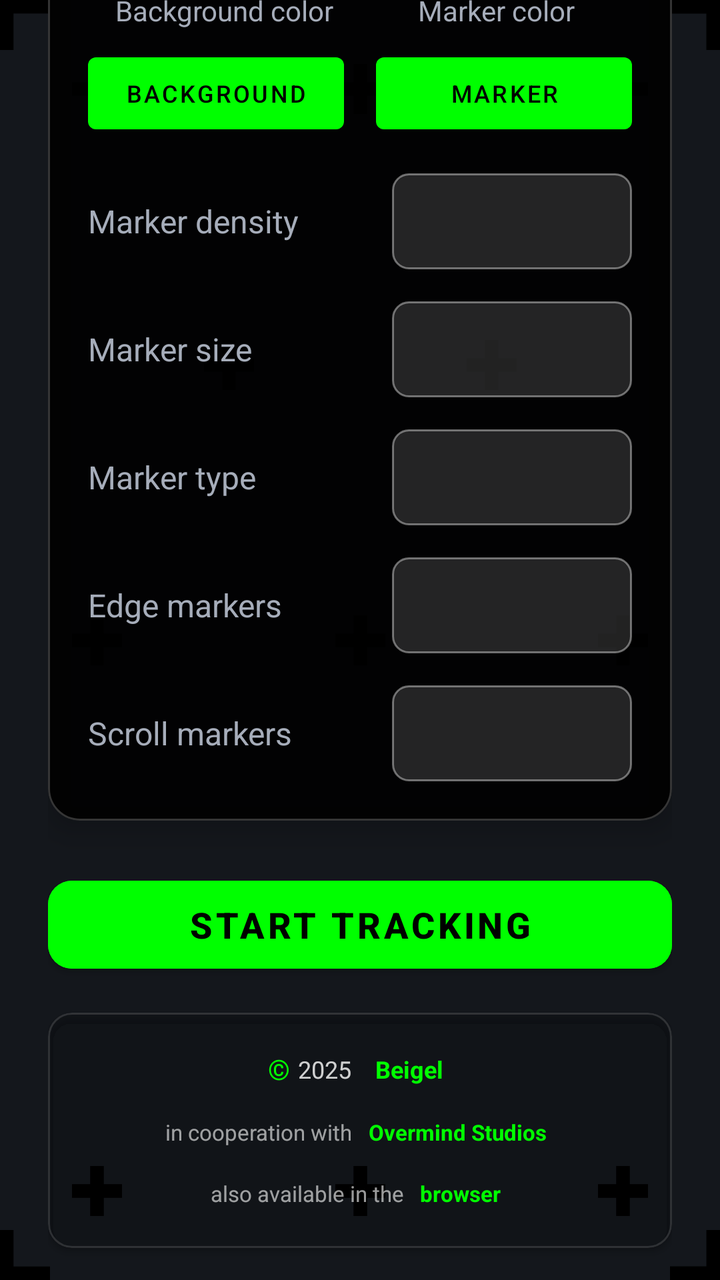
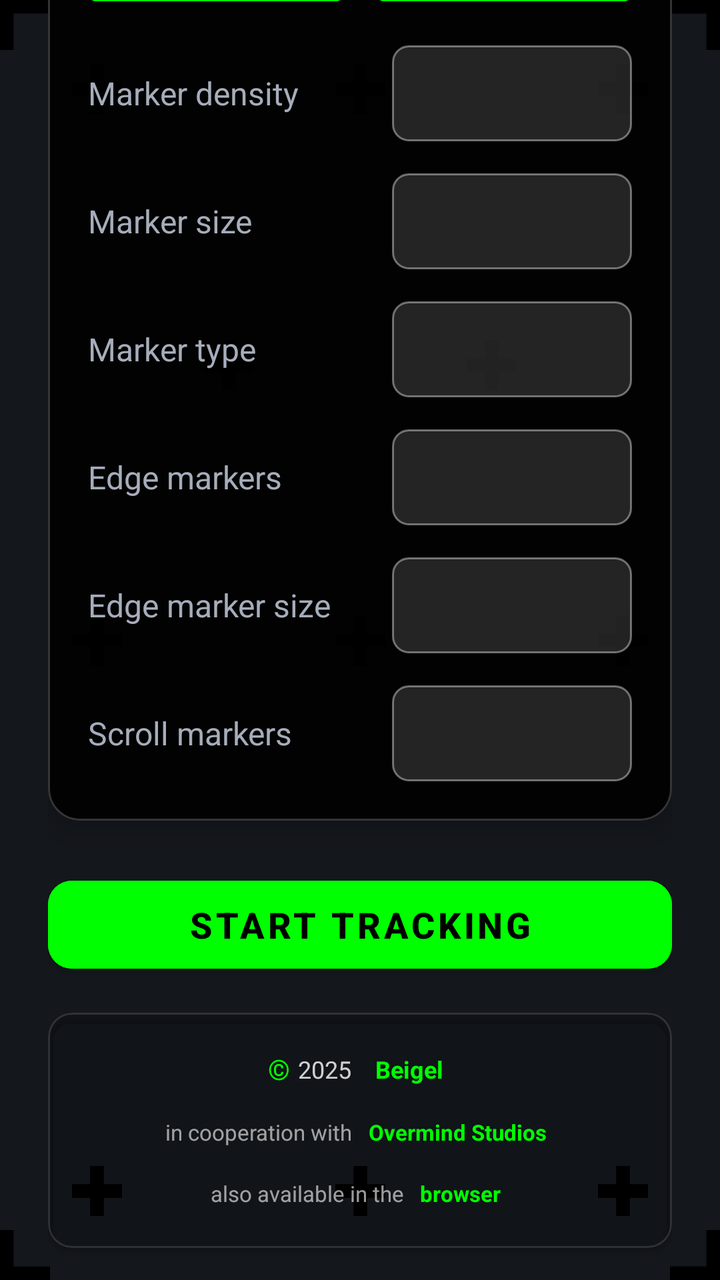

An Android layout rendered at two revisions. The XML below is the earlier revision; the diff shows what the commit changed to produce the second picture.
<!-- AndroidManifest.xml: application theme Theme.Screentrackr -->
<!-- res/layout/activity_main.xml -->
<?xml version="1.0" encoding="utf-8"?>
<androidx.constraintlayout.widget.ConstraintLayout xmlns:android="http://schemas.android.com/apk/res/android"
    xmlns:app="http://schemas.android.com/apk/res-auto"
    xmlns:tools="http://schemas.android.com/tools"
    android:layout_width="match_parent"
    android:layout_height="match_parent"
    tools:context=".MainActivity">

    
    <include
        layout="@layout/activity_trackingscreen"
        android:layout_width="0dp"
        android:layout_height="0dp"
        app:layout_constraintBottom_toBottomOf="parent"
        app:layout_constraintEnd_toEndOf="parent"
        app:layout_constraintStart_toStartOf="parent"
        app:layout_constraintTop_toTopOf="parent" />

    
    <View
        android:layout_width="match_parent"
        android:layout_height="match_parent"
        android:background="@drawable/gradient_overlay"
        app:layout_constraintBottom_toBottomOf="parent"
        app:layout_constraintEnd_toEndOf="parent"
        app:layout_constraintStart_toStartOf="parent"
        app:layout_constraintTop_toTopOf="parent" />

    
    <androidx.constraintlayout.widget.ConstraintLayout
        android:layout_width="0dp"
        android:layout_height="wrap_content"
        android:layout_marginHorizontal="24dp"
        android:maxWidth="400dp"
        app:layout_constraintBottom_toBottomOf="parent"
        app:layout_constraintEnd_toEndOf="parent"
        app:layout_constraintStart_toStartOf="parent"
        app:layout_constraintTop_toTopOf="parent"
        app:layout_constraintWidth_max="400dp">

        
        <ImageView
            android:id="@+id/imageView"
            android:layout_width="0dp"
            android:layout_height="48dp"
            android:layout_marginBottom="32dp"
            android:contentDescription="@string/content_description_logo"
            android:scaleType="fitCenter"
            app:layout_constraintBottom_toTopOf="@+id/settings_card"
            app:layout_constraintEnd_toEndOf="parent"
            app:layout_constraintStart_toStartOf="parent"
            app:srcCompat="@drawable/inapplogo" />

        
        <com.google.android.material.card.MaterialCardView
            android:id="@+id/settings_card"
            android:layout_width="0dp"
            android:layout_height="wrap_content"
            android:layout_marginBottom="24dp"
            app:cardBackgroundColor="#E6000000"
            app:cardCornerRadius="16dp"
            app:cardElevation="8dp"
            app:layout_constraintBottom_toTopOf="@+id/button_start"
            app:layout_constraintEnd_toEndOf="parent"
            app:layout_constraintStart_toStartOf="parent"
            app:strokeColor="#33FFFFFF"
            app:strokeWidth="1dp">

            <LinearLayout
                android:layout_width="match_parent"
                android:layout_height="wrap_content"
                android:orientation="vertical"
                android:padding="20dp">

                
                <TextView
                    android:layout_width="match_parent"
                    android:layout_height="wrap_content"
                    android:layout_marginBottom="20dp"
                    android:gravity="center"
                    android:text="@string/settings_title"
                    android:textColor="@color/primary"
                    android:textSize="20sp"
                    android:textStyle="bold" />

                
                <LinearLayout
                    android:layout_width="match_parent"
                    android:layout_height="wrap_content"
                    android:layout_marginBottom="16dp"
                    android:orientation="horizontal">

                    <LinearLayout
                        android:layout_width="0dp"
                        android:layout_height="wrap_content"
                        android:layout_weight="1"
                        android:orientation="vertical">

                        <TextView
                            android:layout_width="match_parent"
                            android:layout_height="wrap_content"
                            android:layout_marginBottom="8dp"
                            android:gravity="center"
                            android:text="@string/value_background_color"
                            android:textColor="@color/text_light"
                            android:textSize="14sp" />

                        <Button
                            android:id="@+id/buttonBackgroundColor"
                            android:layout_width="match_parent"
                            android:layout_height="48dp"
                            android:layout_marginEnd="8dp"
                            android:text="@string/button_background"
                            android:textSize="12sp" />
                    </LinearLayout>

                    <LinearLayout
                        android:layout_width="0dp"
                        android:layout_height="wrap_content"
                        android:layout_weight="1"
                        android:orientation="vertical">

                        <TextView
                            android:layout_width="match_parent"
                            android:layout_height="wrap_content"
                            android:layout_marginBottom="8dp"
                            android:gravity="center"
                            android:text="@string/value_marker_color"
                            android:textColor="@color/text_light"
                            android:textSize="14sp" />

                        <Button
                            android:id="@+id/buttonMarkerColor"
                            android:layout_width="match_parent"
                            android:layout_height="48dp"
                            android:layout_marginStart="8dp"
                            android:text="@string/button_marker"
                            android:textSize="12sp" />
                    </LinearLayout>
                </LinearLayout>

                
                <LinearLayout
                    android:layout_width="match_parent"
                    android:layout_height="wrap_content"
                    android:layout_marginBottom="16dp"
                    android:gravity="center_vertical"
                    android:orientation="horizontal">

                    <TextView
                        android:layout_width="0dp"
                        android:layout_height="wrap_content"
                        android:layout_weight="1"
                        android:text="@string/value_marker_density"
                        android:textColor="@color/text_light"
                        android:textSize="16sp" />

                    <Spinner
                        android:id="@+id/spinner_marker_density"
                        android:layout_width="120dp"
                        android:layout_height="48dp"
                        android:background="@drawable/spinner_background"
                        android:popupBackground="@color/background" />
                </LinearLayout>

                
                <LinearLayout
                    android:layout_width="match_parent"
                    android:layout_height="wrap_content"
                    android:layout_marginBottom="16dp"
                    android:gravity="center_vertical"
                    android:orientation="horizontal">

                    <TextView
                        android:layout_width="0dp"
                        android:layout_height="wrap_content"
                        android:layout_weight="1"
                        android:text="@string/value_marker_size"
                        android:textColor="@color/text_light"
                        android:textSize="16sp" />

                    <Spinner
                        android:id="@+id/spinner_marker_size"
                        android:layout_width="120dp"
                        android:layout_height="48dp"
                        android:background="@drawable/spinner_background"
                        android:popupBackground="@color/background" />
                </LinearLayout>

                
                <LinearLayout
                    android:layout_width="match_parent"
                    android:layout_height="wrap_content"
                    android:layout_marginBottom="16dp"
                    android:gravity="center_vertical"
                    android:orientation="horizontal">

                    <TextView
                        android:layout_width="0dp"
                        android:layout_height="wrap_content"
                        android:layout_weight="1"
                        android:text="@string/value_marker_type"
                        android:textColor="@color/text_light"
                        android:textSize="16sp" />

                    <Spinner
                        android:id="@+id/spinner_marker_type"
                        android:layout_width="120dp"
                        android:layout_height="48dp"
                        android:background="@drawable/spinner_background"
                        android:popupBackground="@color/background" />
                </LinearLayout>

                
                <LinearLayout
                    android:layout_width="match_parent"
                    android:layout_height="wrap_content"
                    android:layout_marginBottom="16dp"
                    android:gravity="center_vertical"
                    android:orientation="horizontal">

                    <TextView
                        android:layout_width="0dp"
                        android:layout_height="wrap_content"
                        android:layout_weight="1"
                        android:text="@string/value_edge_marker"
                        android:textColor="@color/text_light"
                        android:textSize="16sp" />

                    <Spinner
                        android:id="@+id/spinner_edge_marker"
                        android:layout_width="120dp"
                        android:layout_height="48dp"
                        android:background="@drawable/spinner_background"
                        android:popupBackground="@color/background" />
                </LinearLayout>

                
                <LinearLayout
                    android:layout_width="match_parent"
                    android:layout_height="wrap_content"
                    android:gravity="center_vertical"
                    android:orientation="horizontal">

                    <TextView
                        android:layout_width="0dp"
                        android:layout_height="wrap_content"
                        android:layout_weight="1"
                        android:text="@string/value_scroll_marker"
                        android:textColor="@color/text_light"
                        android:textSize="16sp" />

                    <Spinner
                        android:id="@+id/spinner_scroll_marker"
                        android:layout_width="120dp"
                        android:layout_height="48dp"
                        android:background="@drawable/spinner_background"
                        android:popupBackground="@color/background" />
                </LinearLayout>

            </LinearLayout>
        </com.google.android.material.card.MaterialCardView>

        
        <Button
            android:id="@+id/button_start"
            android:layout_width="0dp"
            android:layout_height="56dp"
            android:layout_marginBottom="16dp"
            android:backgroundTint="@color/primary"
            android:text="@string/button_text_start"
            android:textColor="@color/black"
            android:textSize="18sp"
            android:textStyle="bold"
            app:cornerRadius="12dp"
            app:layout_constraintBottom_toTopOf="@+id/footer_card"
            app:layout_constraintEnd_toEndOf="parent"
            app:layout_constraintStart_toStartOf="parent" />

        
        <com.google.android.material.card.MaterialCardView
            android:id="@+id/footer_card"
            android:layout_width="0dp"
            android:layout_height="wrap_content"
            android:layout_marginBottom="16dp"
            app:cardBackgroundColor="#1A000000"
            app:cardCornerRadius="12dp"
            app:cardElevation="2dp"
            app:layout_constraintBottom_toBottomOf="parent"
            app:layout_constraintEnd_toEndOf="parent"
            app:layout_constraintStart_toStartOf="parent"
            app:strokeColor="#22FFFFFF"
            app:strokeWidth="1dp">

            <LinearLayout
                android:layout_width="match_parent"
                android:layout_height="wrap_content"
                android:orientation="vertical"
                android:padding="16dp">

                
                <LinearLayout
                    android:layout_width="match_parent"
                    android:layout_height="wrap_content"
                    android:gravity="center"
                    android:orientation="horizontal"
                    android:layout_marginBottom="8dp">

                    
                    <TextView
                        android:layout_width="wrap_content"
                        android:layout_height="wrap_content"
                        android:text="©"
                        android:textColor="@color/primary"
                        android:textSize="14sp"
                        android:textStyle="bold"
                        android:layout_marginEnd="4dp" />

                    <TextView
                        android:layout_width="wrap_content"
                        android:layout_height="wrap_content"
                        android:text="2025"
                        android:textColor="#CCFFFFFF"
                        android:textSize="12sp"
                        android:layout_marginEnd="8dp" />

                    <TextView
                        android:id="@+id/footer_beigel_link"
                        android:layout_width="wrap_content"
                        android:layout_height="wrap_content"
                        android:text="@string/footer_beigel"
                        android:textColor="@color/primary"
                        android:textSize="12sp"
                        android:textStyle="bold"
                        android:background="?android:attr/selectableItemBackground"
                        android:padding="4dp" />
                </LinearLayout>

                
                <LinearLayout
                    android:layout_width="match_parent"
                    android:layout_height="wrap_content"
                    android:gravity="center"
                    android:orientation="horizontal"
                    android:layout_marginBottom="8dp">

                    <TextView
                        android:layout_width="wrap_content"
                        android:layout_height="wrap_content"
                        android:text="@string/footer_collaboration_text"
                        android:textColor="#99FFFFFF"
                        android:textSize="11sp"
                        android:layout_marginEnd="4dp" />

                    <TextView
                        android:id="@+id/footer_overmind_link"
                        android:layout_width="wrap_content"
                        android:layout_height="wrap_content"
                        android:text="@string/footer_overmind"
                        android:textColor="@color/primary"
                        android:textSize="11sp"
                        android:textStyle="bold"
                        android:background="?android:attr/selectableItemBackground"
                        android:padding="4dp" />
                </LinearLayout>

                
                <LinearLayout
                    android:layout_width="match_parent"
                    android:layout_height="wrap_content"
                    android:gravity="center"
                    android:orientation="horizontal">

                    <TextView
                        android:layout_width="wrap_content"
                        android:layout_height="wrap_content"
                        android:text="@string/footer_browser_text"
                        android:textColor="#99FFFFFF"
                        android:textSize="11sp"
                        android:layout_marginEnd="4dp" />

                    <TextView
                        android:id="@+id/footer_browser_link"
                        android:layout_width="wrap_content"
                        android:layout_height="wrap_content"
                        android:text="@string/footer_browser_link"
                        android:textColor="@color/primary"
                        android:textSize="11sp"
                        android:textStyle="bold"
                        android:background="?android:attr/selectableItemBackground"
                        android:padding="4dp" />
                </LinearLayout>




            </LinearLayout>
        </com.google.android.material.card.MaterialCardView>

    </androidx.constraintlayout.widget.ConstraintLayout>

</androidx.constraintlayout.widget.ConstraintLayout>
<!-- res/layout/activity_trackingscreen.xml (included above) -->
<?xml version="1.0" encoding="utf-8"?>
<androidx.constraintlayout.widget.ConstraintLayout xmlns:android="http://schemas.android.com/apk/res/android"
    xmlns:app="http://schemas.android.com/apk/res-auto"
    xmlns:tools="http://schemas.android.com/tools"
    android:id="@+id/trackingBackground"
    android:layout_width="match_parent"
    android:layout_height="match_parent"
    android:foregroundTint="#BC3333"
    tools:context=".Trackingscreen">

    
    <androidx.constraintlayout.widget.ConstraintLayout
        android:id="@+id/mainTrackingLayer"
        android:layout_width="match_parent"
        android:layout_height="match_parent"
        app:layout_constraintBottom_toBottomOf="parent"
        app:layout_constraintEnd_toEndOf="parent"
        app:layout_constraintStart_toStartOf="parent"
        app:layout_constraintTop_toTopOf="parent">

        
        <ImageView
            android:id="@+id/trackingPoint_E_1"
            android:layout_width="25dp"
            android:layout_height="25dp"
            app:layout_constraintBottom_toBottomOf="parent"
            app:layout_constraintEnd_toEndOf="parent"
            app:srcCompat="@drawable/ic_marker_cross_edge"
            tools:ignore="ImageContrastCheck"/>
        <ImageView
            android:id="@+id/trackingPoint_E_2"
            android:layout_width="25dp"
            android:layout_height="25dp"
            android:rotation="90"
            app:layout_constraintBottom_toBottomOf="parent"
            app:layout_constraintStart_toStartOf="parent"
            app:srcCompat="@drawable/ic_marker_cross_edge"
            tools:ignore="ImageContrastCheck"/>
        <ImageView
            android:id="@+id/trackingPoint_E_3"
            android:layout_width="25dp"
            android:layout_height="25dp"
            app:layout_constraintStart_toStartOf="parent"
            app:layout_constraintTop_toTopOf="parent"
            android:rotation="180"
            app:srcCompat="@drawable/ic_marker_cross_edge"
            tools:ignore="ImageContrastCheck"/>
        <ImageView
            android:id="@+id/trackingPoint_E_4"
            android:layout_width="25dp"
            android:layout_height="25dp"
            android:rotation="270"
            app:layout_constraintEnd_toEndOf="parent"
            app:layout_constraintTop_toTopOf="parent"
            app:srcCompat="@drawable/ic_marker_cross_edge"
            tools:ignore="ImageContrastCheck" />

        
        <ImageView
            android:id="@+id/trackingPoint_1_4"
            android:layout_width="25dp"
            android:layout_height="25dp"
            app:layout_constraintBottom_toTopOf="@+id/guideline_bottom_hor"
            app:layout_constraintEnd_toStartOf="@+id/guideline_right_ver"
            app:srcCompat="@drawable/ic_marker_cross"
            tools:ignore="ImageContrastCheck" />

        <ImageView
            android:id="@+id/trackingPoint_1_3"
            android:layout_width="25dp"
            android:layout_height="25dp"
            app:layout_constraintBottom_toTopOf="@+id/guideline_bottom_hor"
            app:layout_constraintStart_toEndOf="@+id/guideline_left_ver"
            app:srcCompat="@drawable/ic_marker_cross"
            tools:ignore="ImageContrastCheck" />

        <ImageView
            android:id="@+id/trackingPoint_1_2"
            android:layout_width="25dp"
            android:layout_height="25dp"
            app:layout_constraintEnd_toStartOf="@id/guideline_right_ver"
            app:layout_constraintTop_toBottomOf="@id/guideline_top_hor"
            app:srcCompat="@drawable/ic_marker_cross"
            tools:ignore="ImageContrastCheck" />

        <ImageView
            android:id="@+id/trackingPoint_1_1"
            android:layout_width="25dp"
            android:layout_height="25dp"
            app:layout_constraintStart_toEndOf="@id/guideline_left_ver"
            app:layout_constraintTop_toBottomOf="@id/guideline_top_hor"
            app:srcCompat="@drawable/ic_marker_cross"
            tools:ignore="ImageContrastCheck" />

        <ImageView
            android:id="@+id/trackingPoint_1_5"
            android:layout_width="25dp"
            android:layout_height="25dp"
            app:layout_constraintBottom_toBottomOf="parent"
            app:layout_constraintEnd_toEndOf="parent"
            app:layout_constraintStart_toStartOf="parent"
            app:layout_constraintTop_toTopOf="parent"
            app:srcCompat="@drawable/ic_marker_cross"
            tools:ignore="ImageContrastCheck" />

        
        <androidx.constraintlayout.widget.Guideline
            android:id="@+id/guideline_mid_ver"
            android:layout_width="wrap_content"
            android:layout_height="wrap_content"
            android:orientation="vertical"
            app:layout_constraintGuide_percent="0.5" />

        <androidx.constraintlayout.widget.Guideline
            android:id="@+id/guideline_mid_hor"
            android:layout_width="wrap_content"
            android:layout_height="wrap_content"
            android:orientation="horizontal"
            app:layout_constraintGuide_percent="0.5" />

        <androidx.constraintlayout.widget.Guideline
            android:id="@+id/guideline_left_ver"
            android:layout_width="wrap_content"
            android:layout_height="wrap_content"
            android:orientation="vertical"
            app:layout_constraintGuide_percent="0.10" />

        <androidx.constraintlayout.widget.Guideline
            android:id="@+id/guideline_right_ver"
            android:layout_width="wrap_content"
            android:layout_height="wrap_content"
            android:orientation="vertical"
            app:layout_constraintGuide_percent="0.90" />

        <androidx.constraintlayout.widget.Guideline
            android:id="@+id/guideline_top_hor"
            android:layout_width="wrap_content"
            android:layout_height="wrap_content"
            android:orientation="horizontal"
            app:layout_constraintGuide_percent="0.05" />

        <androidx.constraintlayout.widget.Guideline
            android:id="@+id/guideline_bottom_hor"
            android:layout_width="wrap_content"
            android:layout_height="wrap_content"
            android:orientation="horizontal"
            app:layout_constraintGuide_percent="0.95" />

        
        <ImageView
            android:id="@+id/trackingPoint_2_3"
            android:layout_width="25dp"
            android:layout_height="25dp"
            app:layout_constraintBottom_toTopOf="@id/guideline_bottom_hor"
            app:layout_constraintEnd_toStartOf="@+id/guideline_right_ver"
            app:layout_constraintStart_toStartOf="@+id/guideline_left_ver"
            app:srcCompat="@drawable/ic_marker_cross"
            tools:ignore="ImageContrastCheck" />

        <ImageView
            android:id="@+id/trackingPoint_2_1"
            android:layout_width="25dp"
            android:layout_height="25dp"
            app:layout_constraintEnd_toStartOf="@+id/guideline_right_ver"
            app:layout_constraintStart_toStartOf="@+id/guideline_left_ver"
            app:layout_constraintTop_toBottomOf="@id/guideline_top_hor"
            app:srcCompat="@drawable/ic_marker_cross"
            tools:ignore="ImageContrastCheck" />

        <ImageView
            android:id="@+id/trackingPoint_2_2"
            android:layout_width="25dp"
            android:layout_height="25dp"
            app:layout_constraintBottom_toTopOf="@+id/guideline_bottom_hor"
            app:layout_constraintEnd_toStartOf="@+id/guideline_right_ver"
            app:layout_constraintTop_toTopOf="@id/guideline_top_hor"
            app:srcCompat="@drawable/ic_marker_cross"
            tools:ignore="ImageContrastCheck" />

        <ImageView
            android:id="@+id/trackingPoint_2_4"
            android:layout_width="25dp"
            android:layout_height="25dp"
            app:layout_constraintBottom_toTopOf="@+id/guideline_bottom_hor"
            app:layout_constraintStart_toEndOf="@id/guideline_left_ver"
            app:layout_constraintTop_toTopOf="@id/guideline_top_hor"
            app:srcCompat="@drawable/ic_marker_cross"
            tools:ignore="ImageContrastCheck" />

        <ImageView
            android:id="@+id/trackingPoint_3_3"
            android:layout_width="25dp"
            android:layout_height="25dp"
            app:layout_constraintBottom_toTopOf="@+id/guideline_bottom_hor"
            app:layout_constraintEnd_toStartOf="@+id/guideline_right_ver"
            app:layout_constraintStart_toStartOf="@+id/trackingPoint_1_5"
            app:layout_constraintTop_toTopOf="@+id/trackingPoint_1_5"
            app:srcCompat="@drawable/ic_marker_cross"
            tools:ignore="ImageContrastCheck" />

        <ImageView
            android:id="@+id/trackingPoint_3_2"
            android:layout_width="25dp"
            android:layout_height="25dp"
            app:layout_constraintBottom_toBottomOf="@+id/trackingPoint_1_5"
            app:layout_constraintEnd_toStartOf="@+id/guideline_right_ver"
            app:layout_constraintStart_toStartOf="@+id/trackingPoint_1_5"
            app:layout_constraintTop_toTopOf="@+id/guideline_top_hor"
            app:srcCompat="@drawable/ic_marker_cross"
            tools:ignore="ImageContrastCheck" />

        <ImageView
            android:id="@+id/trackingPoint_3_4"
            android:layout_width="25dp"
            android:layout_height="25dp"
            app:layout_constraintBottom_toTopOf="@+id/guideline_bottom_hor"
            app:layout_constraintEnd_toEndOf="@+id/trackingPoint_1_5"
            app:layout_constraintStart_toStartOf="@+id/guideline_left_ver"
            app:layout_constraintTop_toTopOf="@+id/trackingPoint_1_5"
            app:srcCompat="@drawable/ic_marker_cross"
            tools:ignore="ImageContrastCheck" />

        <ImageView
            android:id="@+id/trackingPoint_3_1"
            android:layout_width="25dp"
            android:layout_height="25dp"
            app:layout_constraintBottom_toBottomOf="@+id/trackingPoint_1_5"
            app:layout_constraintEnd_toEndOf="@+id/trackingPoint_1_5"
            app:layout_constraintStart_toStartOf="@+id/guideline_left_ver"
            app:layout_constraintTop_toTopOf="@+id/guideline_top_hor"
            app:srcCompat="@drawable/ic_marker_cross"
            tools:ignore="ImageContrastCheck" />

    </androidx.constraintlayout.widget.ConstraintLayout>

    
    <androidx.constraintlayout.widget.ConstraintLayout
        android:id="@+id/scrollMarkerLayer"
        android:layout_width="match_parent"
        android:layout_height="match_parent"
        android:elevation="10dp"
        app:layout_constraintBottom_toBottomOf="parent"
        app:layout_constraintEnd_toEndOf="parent"
        app:layout_constraintStart_toStartOf="parent"
        app:layout_constraintTop_toTopOf="parent">

        

    </androidx.constraintlayout.widget.ConstraintLayout>

</androidx.constraintlayout.widget.ConstraintLayout>
<!-- resources referenced by this layout -->
<resources>
  <color name="background">#2A303C</color>
  <color name="black">#FF000000</color>
  <color name="primary">#00FF00</color>
  <color name="text_light">#a6adba</color>
  <!-- drawable gradient_overlay (drawable) -->
  <?xml version="1.0" encoding="utf-8"?>
  <shape xmlns:android="http://schemas.android.com/apk/res/android"
      android:shape="rectangle">
      <gradient
          android:type="radial"
          android:centerX="0.5"
          android:centerY="0.5"
          android:gradientRadius="1.2"
          android:startColor="#CC000000"
          android:centerColor="#AA000000"
          android:endColor="#88000000" />
  </shape>
  <!-- drawable ic_marker_cross (drawable) -->
  <vector xmlns:android="http://schemas.android.com/apk/res/android"
      android:width="256dp"
      android:height="256dp"
      android:viewportWidth="256"
      android:viewportHeight="256">
    <path
        android:fillColor="#FF000000"
        android:pathData="M162.91,93.09L162.91,0L93.09,0L93.09,93.09L0,93.09L0,162.91L93.09,162.91L93.09,256L162.91,256L162.91,162.91L256,162.91L256,93.09L162.91,93.09Z"/>
  </vector>
  <!-- drawable ic_marker_cross_edge (drawable) -->
  <vector xmlns:android="http://schemas.android.com/apk/res/android"
      android:width="256dp"
      android:height="256dp"
      android:viewportWidth="128"
      android:viewportHeight="128">
    <path
        android:fillColor="#FF000000"
        android:pathData="M162.91,93.09L162.91,0L93.09,0L93.09,93.09L0,93.09L0,162.91L93.09,162.91L93.09,256L162.91,256L162.91,162.91L256,162.91L256,93.09L162.91,93.09Z"/>
  </vector>
  <string name="button_background">Background</string>
  <string name="button_marker">Marker</string>
  <string name="button_text_start">Start Tracking</string>
  <string name="content_description_logo">Screentrackr Logo</string>
  <string name="footer_beigel">Beigel</string>
  <string name="footer_browser_link">browser</string>
  <string name="footer_browser_text">also available in the</string>
  <string name="footer_collaboration_text">in cooperation with</string>
  <string name="footer_overmind">Overmind Studios</string>
  <string name="settings_title">Settings</string>
  <string name="value_background_color">Background color</string>
  <string name="value_edge_marker">Edge markers</string>
  <string name="value_marker_color">Marker color</string>
  <string name="value_marker_density">Marker density</string>
  <string name="value_marker_size">Marker size</string>
  <string name="value_marker_type">Marker type</string>
  <string name="value_scroll_marker">Scroll markers</string>
  <style name="Theme.Screentrackr" parent="Theme.MaterialComponents.DayNight.NoActionBar">
          
          <item name="colorPrimary">@color/primary</item>
          <item name="colorPrimaryVariant">@color/background</item>
          <item name="colorOnPrimary">@color/black</item>
          <item name="android:windowBackground">@color/background</item>
          <item name="android:textColor">@color/text_light</item>
          
          <item name="colorSecondary">@color/teal_200</item>
          <item name="colorSecondaryVariant">@color/teal_700</item>
          <item name="colorOnSecondary">@color/black</item>
          
          <item name="android:statusBarColor" tools:targetApi="l">?attr/colorPrimaryVariant</item>
          
      </style>
  <color name="teal_200">#FF03DAC5</color>
  <color name="teal_700">#FF018786</color>
  <!-- unchanged entries left out for length: 2 -->
</resources>

<!-- the commit's change to res/layout/activity_main.xml (unified diff, before → after) -->
@@ -229,6 +229,30 @@
 
                     <Spinner
                         android:id="@+id/spinner_edge_marker"
+                        android:layout_width="120dp"
+                        android:layout_height="48dp"
+                        android:background="@drawable/spinner_background"
+                        android:popupBackground="@color/background" />
+                </LinearLayout>
+
+                
+                <LinearLayout
+                    android:layout_width="match_parent"
+                    android:layout_height="wrap_content"
+                    android:layout_marginBottom="16dp"
+                    android:gravity="center_vertical"
+                    android:orientation="horizontal">
+
+                    <TextView
+                        android:layout_width="0dp"
+                        android:layout_height="wrap_content"
+                        android:layout_weight="1"
+                        android:text="@string/value_edge_marker_size"
+                        android:textColor="@color/text_light"
+                        android:textSize="16sp" />
+
+                    <Spinner
+                        android:id="@+id/spinner_edge_marker_size"
                         android:layout_width="120dp"
                         android:layout_height="48dp"
                         android:background="@drawable/spinner_background"
<!-- resource entries referenced after the edit -->
@@ -49,6 +49,7 @@
   <string name="settings_title">Settings</string>
   <string name="value_background_color">Background color</string>
   <string name="value_edge_marker">Edge markers</string>
+  <string name="value_edge_marker_size">Edge marker size</string>
   <string name="value_marker_color">Marker color</string>
   <string name="value_marker_density">Marker density</string>
   <string name="value_marker_size">Marker size</string>
